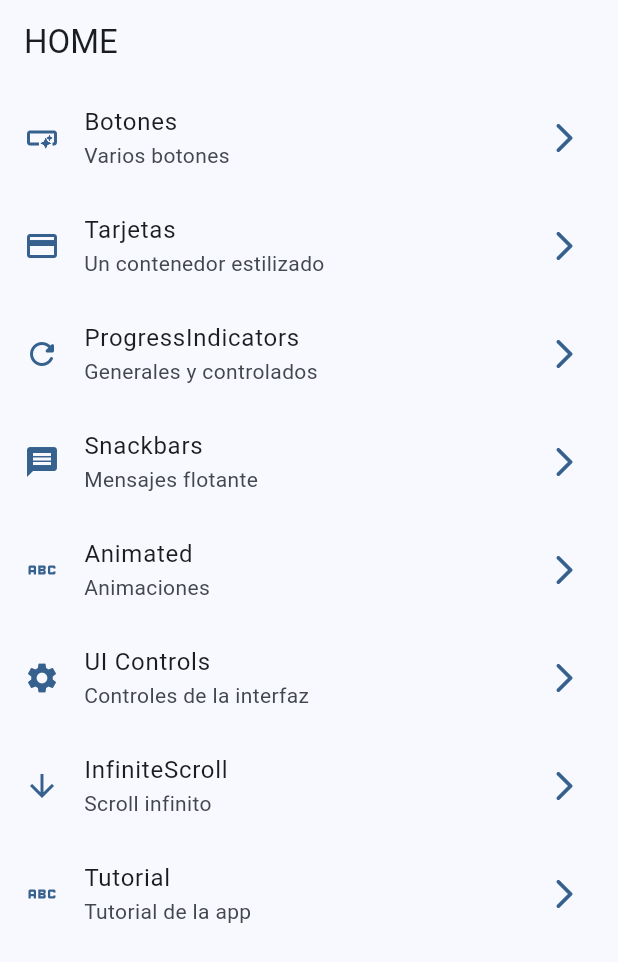
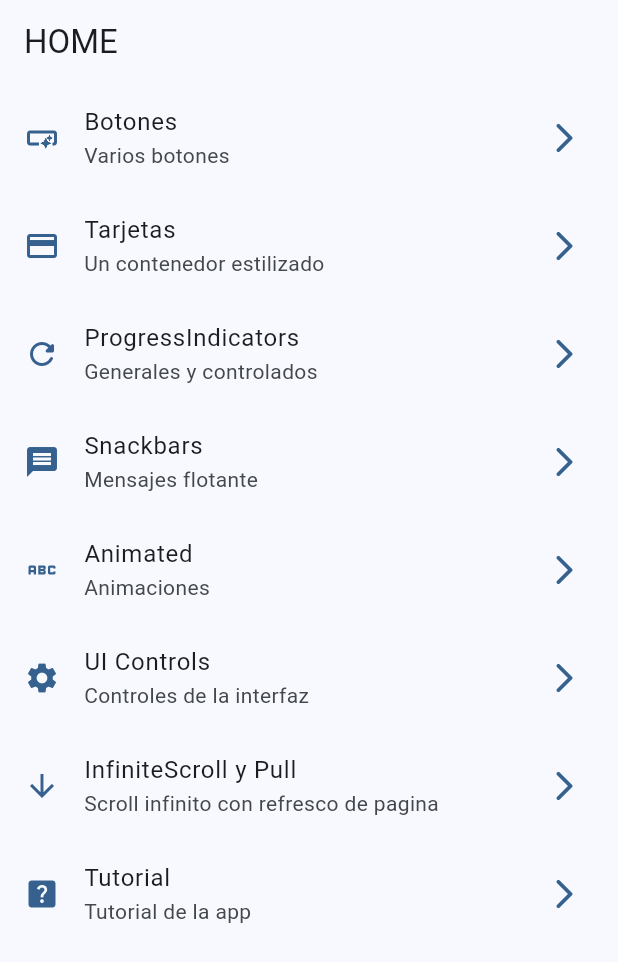
Before and after one commit to ELadrimonos/widget_apps, a Flutter app: the screen it shows after launch, on a phone screen of 412 x 824 dp. Shown: the top 962 px of the screen. Run offline on Flutter 3.47's test engine with Material 3 defaults, Android fonts, the phone set to English and light mode, and no system bars; our stand-ins replace animate_do, go_router.

Commit message:
Tutorial

```diff
--- a/lib/config/menu/menu_items.dart
+++ b/lib/config/menu/menu_items.dart
@@ -14,14 +14,44 @@ class MenuItem {
 }
 
 const appMenuItems = <MenuItem>[
-    MenuItem(title: 'Botones', subTitle: 'Varios botones', link: '/buttons', icon: Icons.smart_button_outlined),
-    MenuItem(title: 'Tarjetas', subTitle: 'Un contenedor estilizado', link: '/cards', icon: Icons.credit_card),
-    MenuItem(title: 'ProgressIndicators', subTitle: 'Generales y controlados', link: '/progress', icon: Icons.refresh_rounded),
-    MenuItem(title: 'Snackbars', subTitle: 'Mensajes flotante', link: '/snackbars', icon: Icons.message),
-    MenuItem(title: 'Animated', subTitle: 'Animaciones', link: '/animated', icon: Icons.abc),
-    MenuItem(title: 'UI Controls', subTitle: 'Controles de la interfaz', link: '/ui-controls', icon: Icons.settings),
-    MenuItem(title: 'InfiniteScroll', subTitle: 'Scroll infinito', link: '/infinite-scroll', icon: Icons.arrow_downward),
-    MenuItem(title: 'Tutorial', subTitle: 'Tutorial de la app', link: '/tutorial', icon: Icons.abc),
-
-
-  ];
+  MenuItem(
+      title: 'Botones',
+      subTitle: 'Varios botones',
+      link: '/buttons',
+      icon: Icons.smart_button_outlined),
+  MenuItem(
+      title: 'Tarjetas',
+      subTitle: 'Un contenedor estilizado',
+      link: '/cards',
+      icon: Icons.credit_card),
+  MenuItem(
+      title: 'ProgressIndicators',
+      subTitle: 'Generales y controlados',
+      link: '/progress',
+      icon: Icons.refresh_rounded),
+  MenuItem(
+      title: 'Snackbars',
+      subTitle: 'Mensajes flotante',
+      link: '/snackbars',
+      icon: Icons.message),
+  MenuItem(
+      title: 'Animated',
+      subTitle: 'Animaciones',
+      link: '/animated',
+      icon: Icons.abc),
+  MenuItem(
+      title: 'UI Controls',
+      subTitle: 'Controles de la interfaz',
+      link: '/ui-controls',
+      icon: Icons.settings),
+  MenuItem(
+      title: 'InfiniteScroll y Pull',
+      subTitle: 'Scroll infinito con refresco de pagina',
+      link: '/infinite-scroll',
+      icon: Icons.arrow_downward),
+  MenuItem(
+      title: 'Tutorial',
+      subTitle: 'Tutorial de la app',
+      link: '/tutorial',
+      icon: Icons.help_center),
+];
--- a/lib/config/router/app_router.dart
+++ b/lib/config/router/app_router.dart
@@ -31,7 +31,7 @@ final appRouter = GoRouter(initialLocation: '/', routes: [
       name: UIControlsScreen.name,
       builder: (context, state) => const UIControlsScreen()),
   GoRoute(
-      path: '/infinite-scroll',
+      path: '/infinite',
       name: InfiniteScrollScreen.name,
       builder: (context, state) => const InfiniteScrollScreen()),
   GoRoute(
--- a/pubspec.yaml
+++ b/pubspec.yaml
@@ -36,6 +36,7 @@ dependencies:
   # Use with the CupertinoIcons class for iOS style icons.
   cupertino_icons: ^1.0.6
   go_router: ^13.2.3
+  animate_do: ^3.3.4
 
 dev_dependencies:
   flutter_test:
```
Also changed, not shown: lib/presentation/screens/app_tutorial/app_tutorial_screen.dart (+128 -4 lines), pubspec.lock.
